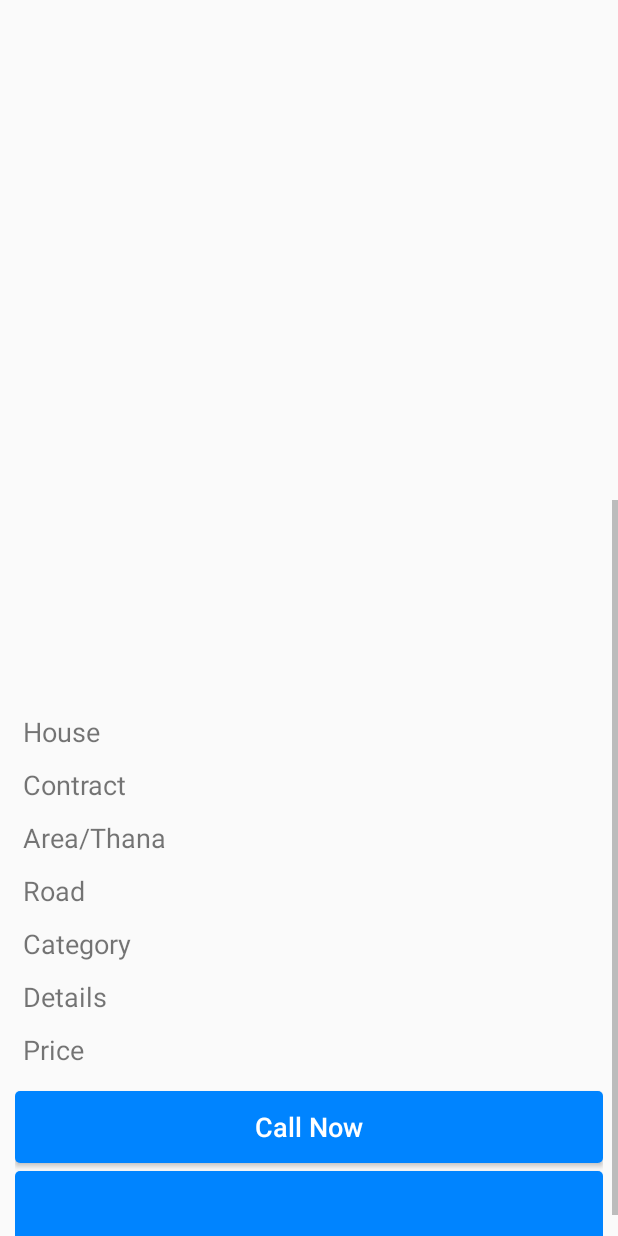
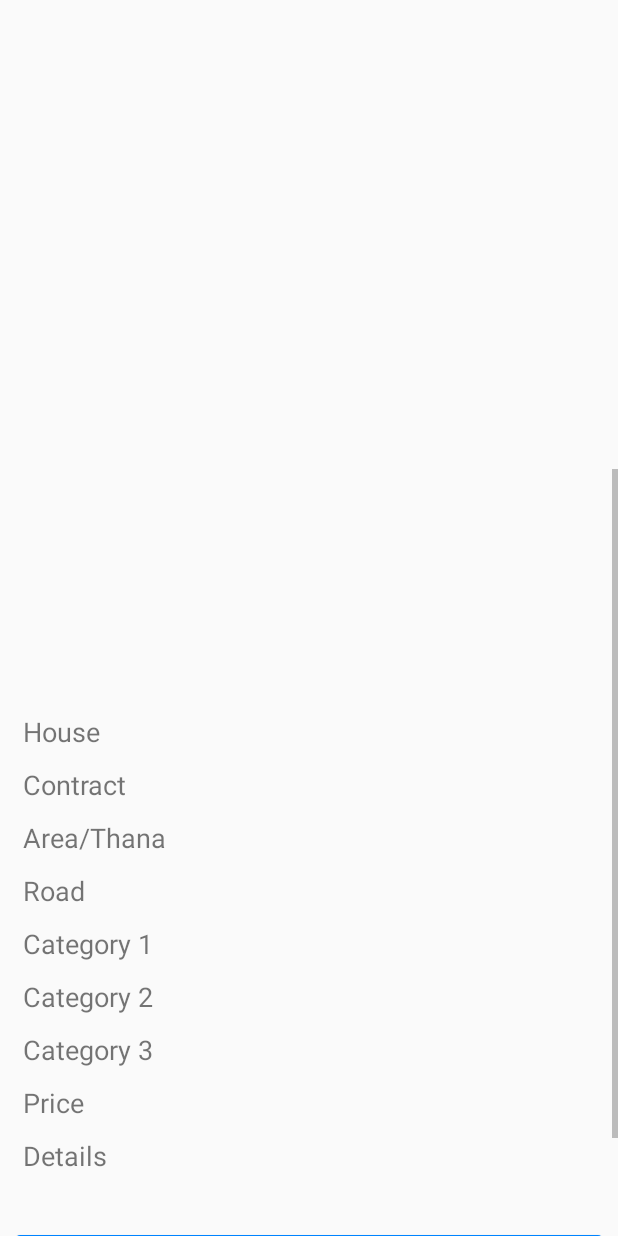
Before and after one commit to wahid8080/To-let, an Android app: the FaceRoomOrFlat screen opened directly, with no data from a screen before it, scrolled down 576 dp, on a phone screen of 412 x 824 dp. Run offline under Robolectric (Android 15) with nearby library versions, the phone set to English and light mode, and no system bars; our stand-ins replace Firebase (no records; nobody signed in at launch, a user with empty details on screens opened directly); 2 statements that could not run were skipped.

Commit message:
2nd commit

```diff
--- a/app/build.gradle
+++ b/app/build.gradle
@@ -1,4 +1,5 @@
 apply plugin: 'com.android.application'
+apply plugin: 'com.google.gms.google-services'
 
 android {
     compileSdkVersion 29
@@ -22,12 +23,12 @@ android {
 dependencies {
     implementation fileTree(dir: 'libs', include: ['*.jar'])
     implementation 'androidx.appcompat:appcompat:1.1.0'
+    implementation 'androidx.constraintlayout:constraintlayout:1.1.3'
     implementation 'com.google.android.gms:play-services-maps:16.0.0'
     implementation 'com.google.firebase:firebase-auth:16.0.5'
     implementation 'com.google.firebase:firebase-database:16.0.4'
-    implementation 'com.google.firebase:firebase-storage:16.0.4'
+    implementation 'com.google.firebase:firebase-core:16.0.5'
     implementation 'com.google.android.gms:play-services-maps:17.0.0'
-    implementation 'androidx.constraintlayout:constraintlayout:1.1.3'
     testImplementation 'junit:junit:4.12'
     androidTestImplementation 'androidx.test:runner:1.2.0'
     androidTestImplementation 'androidx.test.espresso:espresso-core:3.2.0'
@@ -36,4 +37,5 @@ dependencies {
     implementation 'com.android.support:recyclerview-v7:1.0.2'
     implementation 'de.hdodenhof:circleimageview:2.2.0'
 }
+
 apply plugin: 'com.google.gms.google-services'
--- a/app/src/main/java/com/example/goolemap/Adepter/ProductAdepter.java
+++ b/app/src/main/java/com/example/goolemap/Adepter/ProductAdepter.java
@@ -72,7 +72,12 @@ public class ProductAdepter extends RecyclerView.Adapter<ProductAdepter.MyViewHo
                 intent.putExtra("houseName", roomFlat.getHouseName());
                 intent.putExtra("price", roomFlat.getPrice());
                 intent.putExtra("area", roomFlat.getArea());
-                intent.putExtra("category", roomFlat.getBachelor());
+
+                intent.putExtra("other", roomFlat.getOther());
+                intent.putExtra("family", roomFlat.getFamily());
+                intent.putExtra("bachelor", roomFlat.getBachelor());
+
+
                 intent.putExtra("details", roomFlat.getDetails());
                 intent.putExtra("road", roomFlat.getRoadNo());
                 intent.putExtra("phone", roomFlat.getPhoneNumber());
--- a/app/src/main/java/com/example/goolemap/FaceRoomOrFlat.java
+++ b/app/src/main/java/com/example/goolemap/FaceRoomOrFlat.java
@@ -28,8 +28,8 @@ import com.google.firebase.database.ValueEventListener;
 public class FaceRoomOrFlat extends AppCompatActivity {
 
     private ImageView mImg1, mImg2, mImg3, mImg4;
-    private TextView houseName, area, phone, category, roadNo, details, price;
-    private String nameOfHouse, priceOfHouse, areaOfHouse, categoryOfHouse,
+    private TextView houseName, area, phone, bachelorForText,otherForText,familyFortext, roadNo, details, price;
+    private String nameOfHouse, priceOfHouse, areaOfHouse, bachelor,other,family,
             detailOfHouse, roadOfHouse, phoneOfHouse, img1, img2, img3, img4, book, uId, flatNo, key, customerId;
     private Bitmap bitmap1, bitmap2, bitmap3, bitmap4;
     private Button bookNow, callNow;
@@ -50,7 +50,9 @@ public class FaceRoomOrFlat extends AppCompatActivity {
         houseName = findViewById(R.id.houseName);
         area = findViewById(R.id.areaTana);
         phone = findViewById(R.id.housePhone);
-        category = findViewById(R.id.category);
+        bachelorForText = findViewById(R.id.bachelor);
+        otherForText = findViewById(R.id.other);
+        familyFortext = findViewById(R.id.family);
         roadNo = findViewById(R.id.roadNo);
         details = findViewById(R.id.houseDetails);
         price = findViewById(R.id.housePrice);
@@ -62,7 +64,12 @@ public class FaceRoomOrFlat extends AppCompatActivity {
         nameOfHouse = getIntent().getStringExtra("houseName");
         priceOfHouse = getIntent().getStringExtra("price");
         areaOfHouse = getIntent().getStringExtra("area");
-        categoryOfHouse = getIntent().getStringExtra("category");
+
+        family = getIntent().getStringExtra("family");
+        other = getIntent().getStringExtra("other");
+        bachelor = getIntent().getStringExtra("bachelor");
+
+
         detailOfHouse = getIntent().getStringExtra("details");
         roadOfHouse = getIntent().getStringExtra("road");
         phoneOfHouse = getIntent().getStringExtra("phone");
@@ -102,7 +109,13 @@ public class FaceRoomOrFlat extends AppCompatActivity {
         houseName.setText(nameOfHouse);
         phone.setText(phoneOfHouse);
         area.setText(areaOfHouse);
-        category.setText(categoryOfHouse);
+
+        bachelorForText.setText(bachelor);
+        otherForText.setText(other);
+        familyFortext.setText(family);
+
+
+
         roadNo.setText(roadOfHouse);
         details.setText(detailOfHouse);
         price.setText(priceOfHouse);
--- a/app/src/main/java/com/example/goolemap/MapsActivity.java
+++ b/app/src/main/java/com/example/goolemap/MapsActivity.java
@@ -33,11 +33,7 @@ public class MapsActivity extends FragmentActivity implements OnMapReadyCallback
 
     private GoogleMap mMap;
     private DatabaseReference mUsers;
-    Marker marker;
     String key;
-    private List<Double> latitude;
-    private List<Double> longitude;
-    private List<String> titel;
 
     LatLng location1;
 
@@ -48,10 +44,6 @@ public class MapsActivity extends FragmentActivity implements OnMapReadyCallback
         key = getIntent().getStringExtra("key");
         SupportMapFragment mapFragment = (SupportMapFragment) getSupportFragmentManager().findFragmentById(R.id.map);
         mapFragment.getMapAsync(this);
-
-        latitude = new ArrayList<>();
-        longitude = new ArrayList<>();
-        titel = new ArrayList<>();
 
 
 
--- a/app/src/main/res/layout/activity_face_roo_ro_flat.xml
+++ b/app/src/main/res/layout/activity_face_roo_ro_flat.xml
@@ -115,18 +115,26 @@
                     android:layout_height="wrap_content" />
                 <TextView
 
-                    android:text="Category"
+                    android:text="Category 1"
                     android:textSize="18dp"
                     android:layout_margin="5dp"
                     android:layout_width="match_parent"
                     android:layout_height="wrap_content" />
                 <TextView
 
-                    android:text="Details"
+                    android:text="Category 2"
                     android:textSize="18dp"
                     android:layout_margin="5dp"
                     android:layout_width="match_parent"
                     android:layout_height="wrap_content" />
+                <TextView
+
+                    android:text="Category 3"
+                    android:textSize="18dp"
+                    android:layout_margin="5dp"
+                    android:layout_width="match_parent"
+                    android:layout_height="wrap_content" />
+
                 <TextView
                     android:text="Price"
                     android:textSize="18dp"
@@ -134,10 +142,18 @@
                     android:layout_width="match_parent"
                     android:layout_height="wrap_content" />
 
+                <TextView
+
+                    android:text="Details"
+                    android:textSize="18dp"
+                    android:layout_margin="5dp"
+                    android:layout_width="match_parent"
+                    android:layout_height="50dp" />
+
             </LinearLayout>
 
             <LinearLayout
-                android:weightSum="1"
+                android:layout_weight="1"
                 android:orientation="vertical"
                 android:layout_width="match_parent"
                 android:layout_height="wrap_content">
@@ -171,19 +187,30 @@
                     android:layout_width="match_parent"
                     android:layout_height="wrap_content" />
                 <TextView
-                    android:id="@+id/category"
-                    android:text="Category"
+                    android:id="@+id/family"
+                    android:text="family"
                     android:textSize="18dp"
                     android:layout_margin="5dp"
                     android:layout_width="match_parent"
                     android:layout_height="wrap_content" />
+
                 <TextView
-                    android:id="@+id/houseDetails"
-                    android:text="Details"
+                    android:id="@+id/bachelor"
+                    android:text="Bachelor"
                     android:textSize="18dp"
                     android:layout_margin="5dp"
                     android:layout_width="match_parent"
                     android:layout_height="wrap_content" />
+
+                <TextView
+                    android:id="@+id/other"
+                    android:text="Other"
+                    android:textSize="18dp"
+                    android:layout_margin="5dp"
+                    android:layout_width="match_parent"
+                    android:layout_height="wrap_content" />
+
+
                 <TextView
                     android:id="@+id/housePrice"
                     android:text="Price"
@@ -191,6 +218,14 @@
                     android:layout_margin="5dp"
                     android:layout_width="match_parent"
                     android:layout_height="wrap_content" />
+
+                <TextView
+                    android:id="@+id/houseDetails"
+                    android:text="Details"
+                    android:textSize="18dp"
+                    android:layout_margin="5dp"
+                    android:layout_width="match_parent"
+                    android:layout_height="50dp" />
 
             </LinearLayout>
         </LinearLayout>
--- a/build.gradle
+++ b/build.gradle
@@ -8,7 +8,7 @@ buildscript {
     }
     dependencies {
         classpath 'com.android.tools.build:gradle:3.5.0'
-        classpath 'com.google.gms:google-services:4.3.2'
+        classpath 'com.google.gms:google-services:4.2.0'
 
         // NOTE: Do not place your application dependencies here; they belong
         // in the individual module build.gradle files
```
Also changed, not shown: 2 other files.
